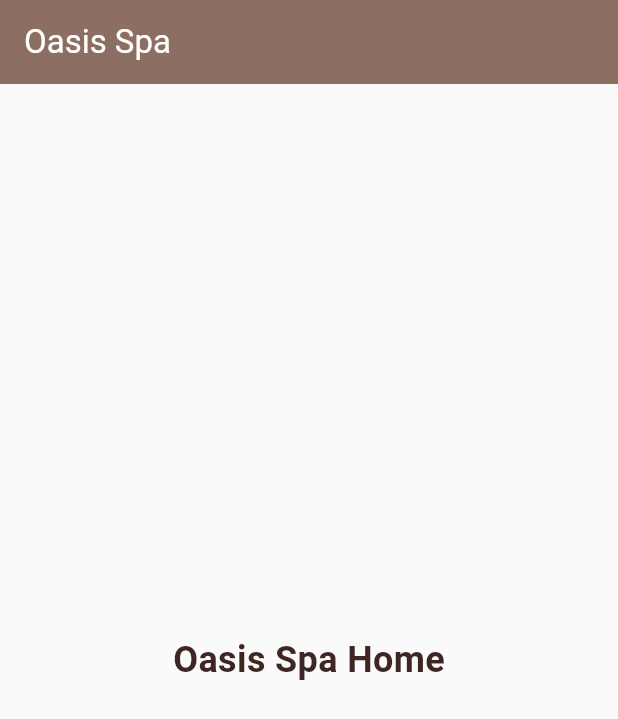
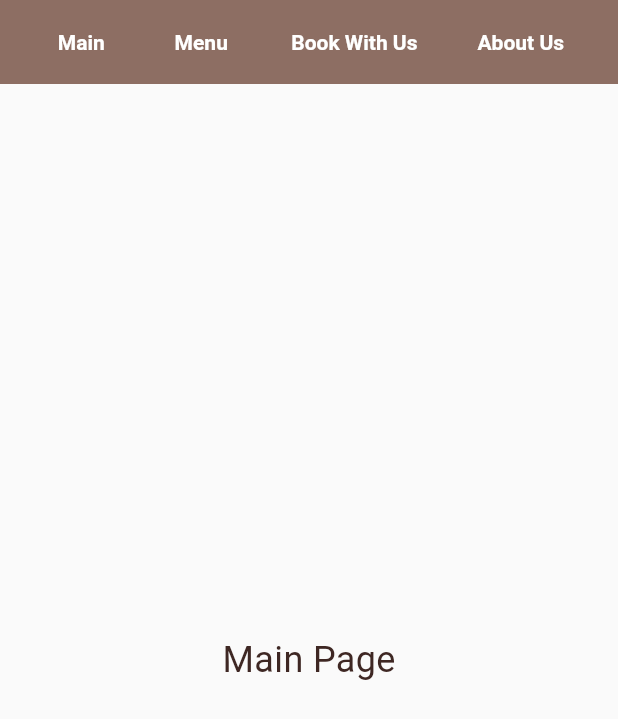
Before and after one commit to MariosGiagkou/Oasis-Spa, a Flutter app: the screen it shows after launch, on a phone screen of 412 x 824 dp. Shown: the top 719 px of the screen. Run offline on Flutter 3.47's test engine with Material 3 defaults, Android fonts, the phone set to English and light mode, and no system bars.

Commit message:
add empty pages for main, about, and booking with basic routing

```diff
--- a/oasis/lib/layout/custom_header.dart
+++ b/oasis/lib/layout/custom_header.dart
@@ -1,4 +1,7 @@
 import 'package:flutter/material.dart';
+import '../pages/main_page.dart';
+import '../pages/book_page.dart';
+import '../pages/about_page.dart';
 
 class CustomHeader extends StatelessWidget implements PreferredSizeWidget {
   const CustomHeader({super.key});
@@ -10,21 +13,32 @@ class CustomHeader extends StatelessWidget implements PreferredSizeWidget {
       backgroundColor: Theme.of(context).colorScheme.primary,
       foregroundColor: Colors.white,
       actions: [
-        _buildNavButton('Main'),
-        _buildNavButton('Menu'),
-        _buildNavButton('Book With Us'),
-        _buildNavButton('About Us'),
+        _buildNavButton(context, 'Main', const MainPage()),
+        _buildNavButton(context, 'Menu', null),
+        _buildNavButton(context, 'Book With Us', const BookPage()),
+        _buildNavButton(context, 'About Us', const AboutPage()),
         const SizedBox(width: 16), // Right padding
       ],
     );
   }
 
-  Widget _buildNavButton(String title) {
+  Widget _buildNavButton(BuildContext context, String title, Widget? page) {
     return Padding(
       padding: const EdgeInsets.symmetric(horizontal: 8.0),
       child: TextButton(
         onPressed: () {
-          print('$title button pressed');
+          if (page != null) {
+            Navigator.pushReplacement(
+              context,
+              PageRouteBuilder(
+                pageBuilder: (context, animation, secondaryAnimation) => page,
+                transitionDuration: Duration.zero,
+                reverseTransitionDuration: Duration.zero,
+              ),
+            );
+          } else {
+            print('$title button pressed');
+          }
         },
         style: TextButton.styleFrom(
           foregroundColor: Colors.white,
--- a/oasis/lib/main.dart
+++ b/oasis/lib/main.dart
@@ -1,4 +1,5 @@
 import 'package:flutter/material.dart';
+import 'pages/main_page.dart';
 
 void main() {
   runApp(const MyApp());
@@ -21,32 +22,7 @@ class MyApp extends StatelessWidget {
         scaffoldBackgroundColor: const Color(0xFFFAFAFA),
         useMaterial3: true,
       ),
-      home: const BaseLayout(),
+      home: const MainPage(),
     );
   }
 }
-
-class BaseLayout extends StatelessWidget {
-  const BaseLayout({super.key});
-
-  @override
-  Widget build(BuildContext context) {
-    return Scaffold(
-      appBar: AppBar(
-        title: const Text('Oasis Spa'),
-        backgroundColor: Theme.of(context).colorScheme.primary,
-        foregroundColor: Colors.white,
-      ),
-      body: const Center(
-        child: Text(
-          'Oasis Spa Home',
-          style: TextStyle(
-            fontSize: 24,
-            fontWeight: FontWeight.bold,
-            color: Color(0xFF3E2723),
-          ),
-        ),
-      ),
-    );
-  }
-}
--- /dev/null
+++ b/oasis/lib/pages/main_page.dart
@@ -0,0 +1,14 @@
+import 'package:flutter/material.dart';
+import '../layout/custom_header.dart';
+
+class MainPage extends StatelessWidget {
+  const MainPage({super.key});
+
+  @override
+  Widget build(BuildContext context) {
+    return const Scaffold(
+      appBar: CustomHeader(),
+      body: Center(child: Text('Main Page', style: TextStyle(fontSize: 24))),
+    );
+  }
+}
```
Also changed, not shown: oasis/lib/pages/about_page.dart (added, +16 -0 lines), oasis/lib/pages/book_page.dart (added, +16 -0 lines).
